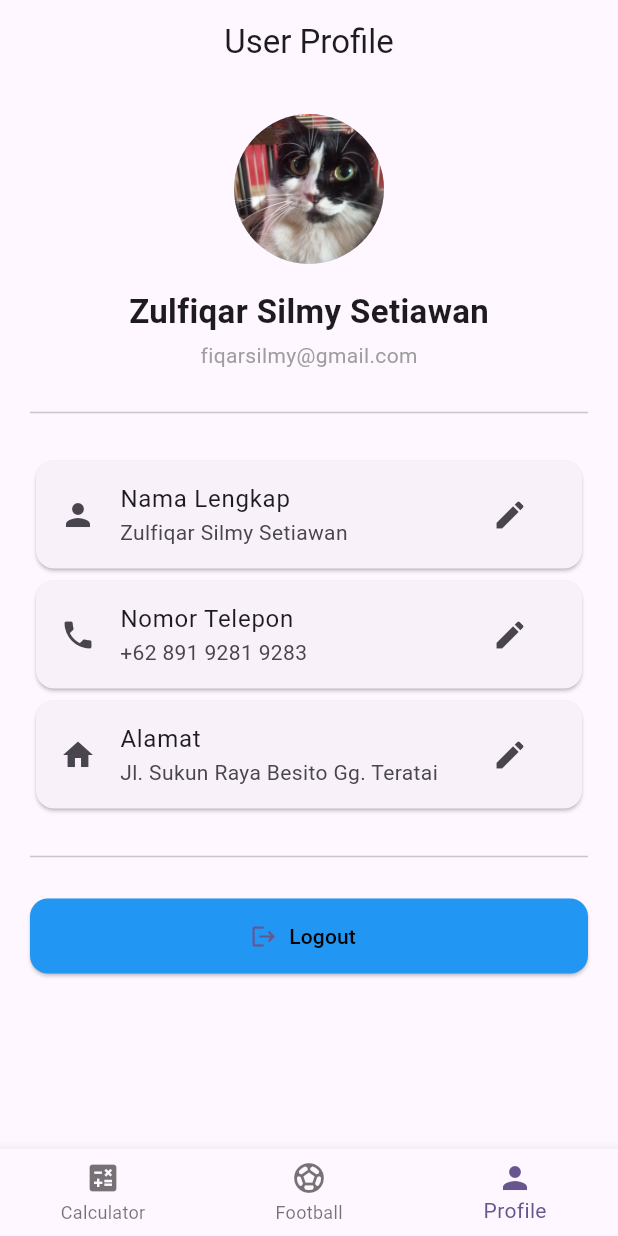
After one commit to Fiqqar/Flutter_Project, a Flutter app: the screen it shows after launch, item 3 of the bottom bar chosen, on a phone screen of 412 x 824 dp. The commit adds this screen. Run offline on Flutter 3.47's test engine with Material 3 defaults, Android fonts, the phone set to English and light mode, and no system bars; our stand-ins replace get.

Commit message:
Bottom Navigation Menu

```diff
--- /dev/null
+++ b/lib/controllers/bottom_nav_controller.dart
@@ -0,0 +1,16 @@
+import 'package:get/get.dart';
+import 'package:latihan1_11pplg2/routes/routes.dart';
+
+class BottomNav extends GetxController {
+  var currIndex = 0.obs;
+
+  final List<String> pages = [
+    AppRoutes.calculatorPage,
+    AppRoutes.footballPage,
+    AppRoutes.userProfile,
+  ];
+
+  void changePage(int index) {
+    currIndex.value = index;
+  }
+}
--- a/lib/controllers/calculator_controller.dart
+++ b/lib/controllers/calculator_controller.dart
@@ -42,4 +42,10 @@ class CalculatorController extends GetxController{
 
     txtHasil.value = hasil.toString();
   }
+
+  void clear() {
+    txtAngka1.clear();
+    txtAngka2.clear();
+    txtHasil.value = "";
+  }
 }
--- a/lib/main.dart
+++ b/lib/main.dart
@@ -1,5 +1,6 @@
 import 'package:flutter/material.dart';
 import 'package:get/route_manager.dart';
+import 'package:latihan1_11pplg2/pages/bottom_nav_page.dart';
 import 'package:latihan1_11pplg2/routes/pages.dart';
 import 'package:latihan1_11pplg2/routes/routes.dart';
 
@@ -18,8 +19,9 @@ class MyApp extends StatelessWidget {
       theme: ThemeData(
         colorScheme: ColorScheme.fromSeed(seedColor: Colors.deepPurple),
       ),
-      initialRoute: AppRoutes.calculatorPage,
+      initialRoute: "/",
       getPages: AppPages.pages,
+      home: BottomNavPage(),
     );
   }
 }
--- /dev/null
+++ b/lib/pages/bottom_nav_page.dart
@@ -0,0 +1,33 @@
+import 'package:flutter/material.dart';
+import 'package:get/get.dart';
+import 'package:latihan1_11pplg2/controllers/bottom_nav_controller.dart';
+import 'package:latihan1_11pplg2/pages/calculator_page.dart';
+import 'package:latihan1_11pplg2/pages/football_player.dart';
+import 'package:latihan1_11pplg2/pages/user_profile.dart';
+
+class BottomNavPage extends StatelessWidget {
+  BottomNavPage({super.key});
+  final BottomNav controller = Get.put(BottomNav());
+
+  final List<Widget> pages = [
+    CalculatorPage(),
+    FootballPlayer(),
+    UserProfile(),
+  ];
+
+  @override
+  Widget build(BuildContext context) {
+    return Obx(() => Scaffold(
+          body: pages[controller.currIndex.value],
+          bottomNavigationBar: BottomNavigationBar(
+            currentIndex: controller.currIndex.value,
+            onTap: controller.changePage,
+            items: const [
+              BottomNavigationBarItem(icon: Icon(Icons.calculate), label: "Calculator"),
+              BottomNavigationBarItem(icon: Icon(Icons.sports_soccer), label: "Football"),
+              BottomNavigationBarItem(icon: Icon(Icons.person), label: "Profile"),
+            ],
+          ),
+        ));
+  }
+}
--- a/lib/pages/calculator_page.dart
+++ b/lib/pages/calculator_page.dart
@@ -1,7 +1,6 @@
 import 'package:flutter/material.dart';
 import 'package:get/get.dart';
 import 'package:latihan1_11pplg2/controllers/calculator_controller.dart';
-import 'package:latihan1_11pplg2/routes/routes.dart';
 import 'package:latihan1_11pplg2/widget/btn_submit.dart';
 import 'package:latihan1_11pplg2/widget/txt_user.dart';
 
@@ -125,7 +124,9 @@ class CalculatorPage extends StatelessWidget {
               label: "Clear",
               labelColor: Colors.red,
               onPressed: () {
-                Get.toNamed(AppRoutes.footballPage);
+                calculatorController.txtAngka1.clear();
+                calculatorController.txtAngka2.clear();
+                calculatorController.txtHasil.value = "";
               },
             ),
           ],
--- /dev/null
+++ b/lib/pages/user_profile.dart
@@ -0,0 +1,100 @@
+import 'package:flutter/material.dart';
+import 'package:get/get.dart';
+
+class UserProfile extends StatelessWidget {
+  const UserProfile({super.key});
+
+  @override
+  Widget build(BuildContext context) {
+    return Scaffold(
+      appBar: AppBar(
+        title: const Text("User Profile"),
+        centerTitle: true,
+      ),
+      body: ListView(
+        padding: const EdgeInsets.all(20),
+        children: [
+          Column(
+            children: [
+              const CircleAvatar(
+                radius: 50,
+                backgroundImage: AssetImage("images/profile.jpeg"),
+              ),
+              const Padding(
+                padding: EdgeInsets.only(top: 16),
+                child: Text(
+                  "Zulfiqar Silmy Setiawan",
+                  style: TextStyle(fontSize: 22, fontWeight: FontWeight.bold),
+                ),
+              ),
+              const Padding(
+                padding: EdgeInsets.only(top: 4),
+                child: Text(
+                  "fiqarsilmy@gmail.com",
+                  style: TextStyle(color: Colors.grey),
+                ),
+              ),
+            ],
+          ),
+
+          const Padding(
+            padding: EdgeInsets.symmetric(vertical: 20),
+            child: Divider(),
+          ),
+
+          Card(
+            child: ListTile(
+              leading: const Icon(Icons.person),
+              title: const Text("Nama Lengkap"),
+              subtitle: const Text("Zulfiqar Silmy Setiawan"),
+              trailing: IconButton(
+                icon: const Icon(Icons.edit),
+                onPressed: () => Get.snackbar("Edit", "Edit nama user"),
+              ),
+            ),
+          ),
+          Card(
+            child: ListTile(
+              leading: const Icon(Icons.phone),
+              title: const Text("Nomor Telepon"),
+              subtitle: const Text("+62 891 9281 9283"),
+              trailing: IconButton(
+                icon: const Icon(Icons.edit),
+                onPressed: () => Get.snackbar("Edit", "Edit nomor telepon"),
+              ),
+            ),
+          ),
+          Card(
+            child: ListTile(
+              leading: const Icon(Icons.home),
+              title: const Text("Alamat"),
+              subtitle: const Text("Jl. Sukun Raya Besito Gg. Teratai"),
+              trailing: IconButton(
+                icon: const Icon(Icons.edit),
+                onPressed: () => Get.snackbar("Edit", "Edit alamat"),
+              ),
+            ),
+          ),
+
+          const Padding(
+            padding: EdgeInsets.symmetric(vertical: 20),
+            child: Divider(),
+          ),
+
+          ElevatedButton.icon(
+            style: ElevatedButton.styleFrom(
+              backgroundColor: Colors.blue,
+              minimumSize: const Size(double.infinity, 50),
+              shape: RoundedRectangleBorder(
+                borderRadius: BorderRadius.circular(12),
+              ),
+            ),
+            onPressed: () => Get.snackbar("Logout", "Logout Successful"),
+            icon: const Icon(Icons.logout),
+            label: const Text("Logout", style: TextStyle(color: Colors.black),),
+          ),
+        ],
+      ),
+    );
+  }
+}
--- a/lib/routes/pages.dart
+++ b/lib/routes/pages.dart
@@ -2,12 +2,14 @@ import 'package:get/get.dart';
 import 'package:latihan1_11pplg2/pages/calculator_page.dart';
 import 'package:latihan1_11pplg2/pages/edit_football_player.dart';
 import 'package:latihan1_11pplg2/pages/football_player.dart';
+import 'package:latihan1_11pplg2/pages/user_profile.dart';
 import 'package:latihan1_11pplg2/routes/routes.dart';
 
 class AppPages {
   static final pages = [
     GetPage(name: AppRoutes.calculatorPage, page: () => CalculatorPage()),
     GetPage(name: AppRoutes.footballPage, page: () => FootballPlayer()),
-    GetPage(name: AppRoutes.editFootballPage, page: () => EditFootballPlayer())
+    GetPage(name: AppRoutes.userProfile, page: () => UserProfile(),),
+    GetPage(name: AppRoutes.editFootballPage, page: () => EditFootballPlayer()),
   ];
 }
--- a/lib/routes/routes.dart
+++ b/lib/routes/routes.dart
@@ -2,4 +2,5 @@ class AppRoutes {
   static const String calculatorPage = "/caculator";
   static const String footballPage = "/football";
   static const String editFootballPage = "/editFootball";
+  static const String userProfile = "/userProfile";
 }
--- a/pubspec.yaml
+++ b/pubspec.yaml
@@ -66,6 +66,7 @@ flutter:
     - images/charles.jpg
     - images/luka.jpg
     - images/cole.jpg
+    - images/profile.jpeg
 
   # An image asset can refer to one or more resolution-specific "variants", see
   # https://flutter.dev/to/resolution-aware-images
```
Also changed, not shown: images/profile.jpeg (added).
